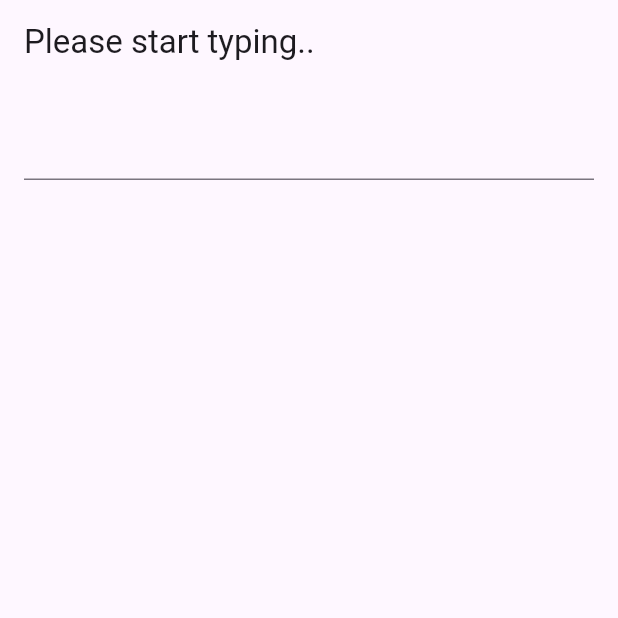
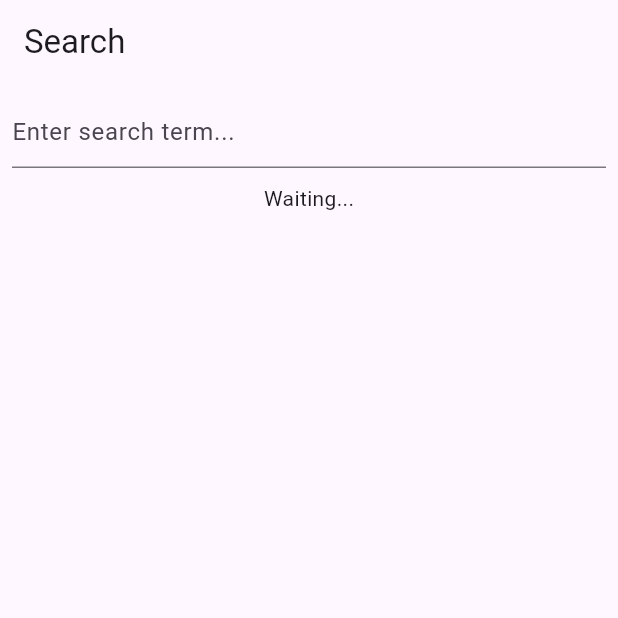
Before and after one commit to MohsenNamazi/rx_dart, a Flutter app: the screen it shows after launch, on a phone screen of 412 x 824 dp, the top half of it. Run offline on Flutter 3.47's test engine with Material 3 defaults, Android fonts, the phone set to English and light mode, and no system bars; our stand-ins replace rxdart.

Commit message:
feat: search by rx

```diff
--- /dev/null
+++ b/lib/data/models/animal.dart
@@ -0,0 +1,33 @@
+import 'package:flutter/foundation.dart' show immutable;
+import 'package:rx_dart/data/models/thing.dart';
+
+enum AnimalType { dog, cat, rabbit, unknown }
+
+@immutable
+class Animal extends Thing {
+  final AnimalType type;
+  const Animal({
+    required super.name,
+    required this.type,
+  });
+
+  @override
+  String toString() => 'Animal, name: $name, type: $type';
+
+  factory Animal.fromJson(Map<String, dynamic> json) {
+    final AnimalType animalType;
+
+    switch ((json['type'] as String).toLowerCase().trim()) {
+      case 'cat':
+        animalType = AnimalType.cat;
+      case 'dog':
+        animalType = AnimalType.dog;
+      case 'rabbit':
+        animalType = AnimalType.rabbit;
+      default:
+        animalType = AnimalType.unknown;
+    }
+
+    return Animal(name: json['name'], type: animalType);
+  }
+}
--- /dev/null
+++ b/lib/data/models/person.dart
@@ -0,0 +1,18 @@
+import 'package:flutter/foundation.dart' show immutable;
+import 'package:rx_dart/data/models/thing.dart';
+
+@immutable
+class Person extends Thing {
+  final int age;
+  const Person({
+    required super.name,
+    required this.age,
+  });
+
+  @override
+  String toString() => 'Animal, name: $name, age: $age';
+
+  Person.fromJson(Map<String, dynamic> json)
+      : age = json['age'],
+        super(name: json['name']);
+}
--- /dev/null
+++ b/lib/data/models/thing.dart
@@ -0,0 +1,7 @@
+import 'package:flutter/foundation.dart' show immutable;
+
+@immutable
+class Thing {
+  final String name;
+  const Thing({required this.name});
+}
--- /dev/null
+++ b/lib/data/network/api.dart
@@ -0,0 +1,72 @@
+import 'dart:convert';
+import 'dart:io';
+
+import 'package:rx_dart/data/models/animal.dart';
+import 'package:rx_dart/data/models/person.dart';
+import 'package:rx_dart/data/models/thing.dart';
+
+class Api {
+  List<Animal>? _animals;
+  List<Person>? _persons;
+  Api();
+
+  Future<List<Thing>> search(String query) async {
+    final term = query.trim().toLowerCase();
+
+    final cachedResult = _extractThingsUsingString(term);
+    if (cachedResult != null) {
+      return cachedResult;
+    }
+
+    // Call the API
+
+    final persons = await _getJson('http://127.0.0.1:5500/apis/persons.json')
+        .then((json) => json.map((value) => Person.fromJson(value)));
+
+    _persons = persons.toList();
+
+    final animals = await _getJson('http://127.0.0.1:5500/apis/animals.json')
+        .then((json) => json.map((value) => Animal.fromJson(value)));
+
+    _animals = animals.toList();
+
+    return _extractThingsUsingString(term) ?? [];
+  }
+
+  List<Thing>? _extractThingsUsingString(String term) {
+    final cachedAnimals = _animals;
+    final cachedPersons = _persons;
+
+    if (cachedAnimals != null && cachedPersons != null) {
+      List<Thing> result = [];
+
+      // go through animals
+      for (final animal in cachedAnimals) {
+        if (animal.type.name.trimmedContains(term)) {
+          result.add(animal);
+        }
+      }
+
+      // go through persons
+      for (final person in cachedPersons) {
+        if (person.name.trimmedContains(term)) {
+          result.add(person);
+        }
+      }
+      return result;
+    } else {
+      return null;
+    }
+  }
+
+  Future<List<dynamic>> _getJson(String url) => HttpClient()
+      .getUrl(Uri.parse(url))
+      .then((req) => req.close())
+      .then((res) => res.transform(utf8.decoder).join())
+      .then((jsonString) => json.decode(jsonString) as List<dynamic>);
+}
+
+extension TrimmedCaseInsensitiveContain on String {
+  bool trimmedContains(String other) =>
+      trim().toLowerCase().contains(other.trim().toLowerCase());
+}
--- a/lib/feature/home/home_screen.dart
+++ b/lib/feature/home/home_screen.dart
@@ -1,45 +1,55 @@
 import 'package:flutter/material.dart';
-import 'package:flutter_hooks/flutter_hooks.dart';
-import 'package:rxdart/rxdart.dart';
+import 'package:rx_dart/data/network/api.dart';
+import 'package:rx_dart/feature/search_result/rx/search_rx.dart';
+import 'package:rx_dart/feature/search_result/search_result_view.dart';
 
-class HomeScreen extends HookWidget {
+class HomeScreen extends StatefulWidget {
   const HomeScreen({super.key});
 
   @override
+  State<HomeScreen> createState() => _HomeScreenState();
+}
+
+class _HomeScreenState extends State<HomeScreen> {
+  late final SearchRx _searchRx;
+  @override
+  void initState() {
+    super.initState();
+    _searchRx = SearchRx(api: Api());
+  }
+
+  @override
   Widget build(BuildContext context) {
-    // Create the behavior subject everytime the widget is re-build
-    final subject = useMemoized(
-      () => BehaviorSubject<String>(),
-      [key],
-    );
-
-    // dispose of the old subject everytime that the widget re-build
-    useEffect(
-      () => subject.close,
-      [subject],
-    );
-
-    const initialText = 'Please start typing..';
-
     return Scaffold(
       appBar: AppBar(
-        title: StreamBuilder<String>(
-          stream: subject.stream
-              .distinct()
-              .debounceTime(const Duration(milliseconds: 500)),
-          initialData: initialText,
-          builder: (BuildContext context, AsyncSnapshot<String> snapshot) {
-            final data = snapshot.data;
-            return Text(data != null && data != '' ? data : initialText);
-          },
-        ),
+        title: const Text('Search'),
       ),
       body: Padding(
-        padding: const EdgeInsets.all(16.0),
-        child: TextField(
-          onChanged: subject.sink.add,
+        padding: const EdgeInsets.all(8.0),
+        child: Column(
+          children: [
+            TextField(
+              decoration:
+                  const InputDecoration(hintText: 'Enter search term...'),
+              onChanged: _searchRx.search.add,
+            ),
+            const SizedBox(
+              height: 10,
+            ),
+            Expanded(
+              child: SearchResultView(
+                searchState: _searchRx.state,
+              ),
+            ),
+          ],
         ),
       ),
     );
   }
+
+  @override
+  void dispose() {
+    _searchRx.dispose();
+    super.dispose();
+  }
 }
--- /dev/null
+++ b/lib/feature/search_result/rx/search_rx.dart
@@ -0,0 +1,39 @@
+import 'package:flutter/foundation.dart';
+import 'package:rx_dart/data/network/api.dart';
+import 'package:rx_dart/feature/search_result/rx/search_state.dart';
+import 'package:rxdart/rxdart.dart';
+
+@immutable
+class SearchRx {
+  final Sink<String> search;
+  final Stream<SearchState?> state;
+
+  const SearchRx._({required this.search, required this.state});
+
+  factory SearchRx({required Api api}) {
+    final textChanges = BehaviorSubject<String>();
+
+    final Stream<SearchState?> results = textChanges
+        .distinct()
+        .debounceTime(const Duration(milliseconds: 300))
+        .switchMap<SearchState?>((String term) {
+      if (term.isEmpty) {
+        return Stream.value(null);
+      } else {
+        return Rx.fromCallable(() => api.search(term))
+            .delay(const Duration(seconds: 1))
+            .map((res) => res.isEmpty
+                ? const SearchStatesNoResult()
+                : SearchStatesWithResults(res))
+            .startWith(const SearchStatesLoading())
+            .onErrorReturnWith((error, _) => SearchStatesHasError(error));
+      }
+    });
+
+    return SearchRx._(search: textChanges.sink, state: results);
+  }
+
+  void dispose() {
+    search.close();
+  }
+}
--- /dev/null
+++ b/lib/feature/search_result/rx/search_state.dart
@@ -0,0 +1,29 @@
+import 'package:flutter/foundation.dart';
+import 'package:rx_dart/data/models/thing.dart';
+
+@immutable
+abstract class SearchState {
+  const SearchState();
+}
+
+@immutable
+class SearchStatesLoading implements SearchState {
+  const SearchStatesLoading();
+}
+
+@immutable
+class SearchStatesNoResult implements SearchState {
+  const SearchStatesNoResult();
+}
+
+@immutable
+class SearchStatesHasError implements SearchState {
+  final Object error;
+  const SearchStatesHasError(this.error);
+}
+
+@immutable
+class SearchStatesWithResults implements SearchState {
+  final List<Thing> things;
+  const SearchStatesWithResults(this.things);
+}
--- /dev/null
+++ b/lib/feature/search_result/search_result_view.dart
@@ -0,0 +1,54 @@
+import 'package:flutter/material.dart';
+import 'package:rx_dart/data/models/animal.dart';
+import 'package:rx_dart/data/models/person.dart';
+import 'package:rx_dart/feature/search_result/rx/search_state.dart';
+
+class SearchResultView extends StatelessWidget {
+  const SearchResultView({required this.searchState, super.key});
+
+  final Stream<SearchState?> searchState;
+
+  @override
+  Widget build(BuildContext context) {
+    return StreamBuilder<SearchState?>(
+      stream: searchState,
+      builder: (context, snapshot) {
+        if (snapshot.hasData) {
+          final result = snapshot.data;
+
+          if (result is SearchStatesHasError) {
+            return const Text('Error');
+          } else if (result is SearchStatesLoading) {
+            return const Center(child: CircularProgressIndicator());
+          } else if (result is SearchStatesNoResult) {
+            return const Text('No result found');
+          } else if (result is SearchStatesWithResults) {
+            final things = result.things;
+            return ListView.builder(
+              itemCount: things.length,
+              itemBuilder: (context, index) {
+                final item = things[index];
+                late String title;
+                if (item is Animal) {
+                  title = 'Animal';
+                } else if (item is Person) {
+                  title = 'Person';
+                } else {
+                  title = 'Unknown';
+                }
+                return ListTile(
+                  title: Text(title),
+                  subtitle: Text(item.toString()),
+                );
+              },
+            );
+          } else {
+            return const Text('Unknown state!');
+          }
+        } else {
+          return const Text('Waiting...');
+        }
+      },
+    );
+  }
+}
```
Also changed, not shown: apis/animals.json (added, +14 -0 lines), apis/persons.json (added, +14 -0 lines).
